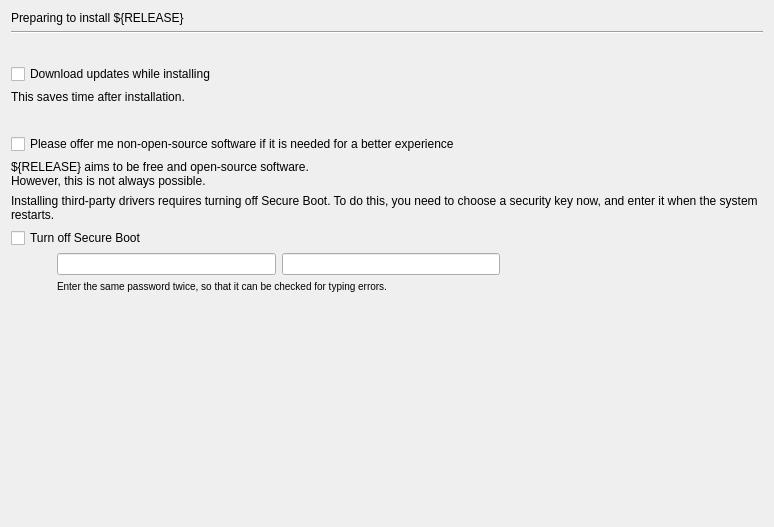
This is gui/qt/stepPrepare.ui in linuxmint/ubiquity as Qt 5 draws it before an edit. The edited form follows.
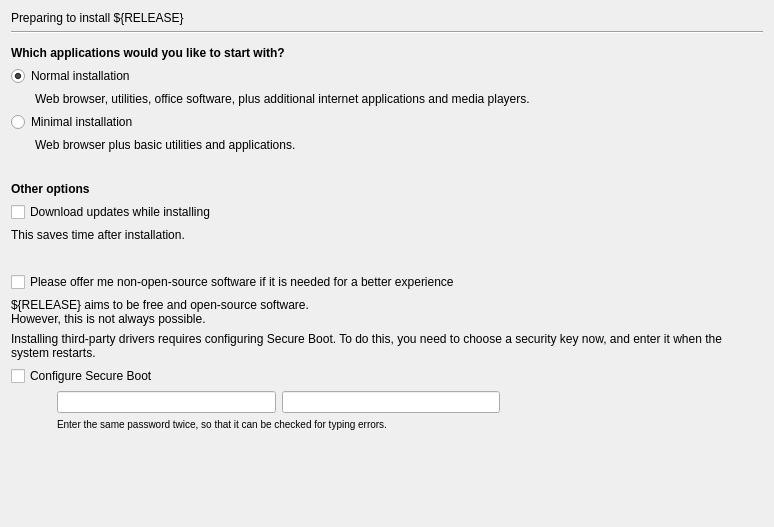
This is the edited form.

Patch:
```diff
--- a/gui/qt/stepPrepare.ui
+++ b/gui/qt/stepPrepare.ui
@@ -28,6 +28,75 @@
      </property>
     </widget>
    </item>
+   <item>
+    <spacer name="verticalSpacer_5">
+     <property name="orientation">
+      <enum>Qt::Vertical</enum>
+     </property>
+     <property name="sizeType">
+      <enum>QSizePolicy::Fixed</enum>
+     </property>
+     <property name="sizeHint" stdset="0">
+      <size>
+       <width>20</width>
+       <height>6</height>
+      </size>
+     </property>
+    </spacer>
+   </item>
+   <item>
+    <widget class="QLabel" name="qt_minimum_install_header">
+     <property name="font">
+      <font>
+       <weight>75</weight>
+       <bold>true</bold>
+      </font>
+     </property>
+     <property name="text">
+      <string>Which applications would you like to start with?</string>
+     </property>
+     <property name="wordWrap">
+      <bool>true</bool>
+     </property>
+    </widget>
+   </item>
+   <item>
+    <widget class="QRadioButton" name="prepare_normal_install">
+     <property name="text">
+      <string>Normal installation</string>
+     </property>
+     <property name="checked">
+      <bool>true</bool>
+     </property>
+    </widget>
+   </item>
+   <item>
+    <widget class="QLabel" name="qt_label_normal_install">
+     <property name="text">
+      <string>Web browser, utilities, office software, plus additional internet applications and media players.</string>
+     </property>
+     <property name="indent">
+      <number>24</number>
+     </property>
+    </widget>
+   </item>
+   <item>
+    <widget class="QRadioButton" name="prepare_minimal_install">
+     <property name="text">
+      <string>Minimal installation</string>
+     </property>
+    </widget>
+   </item>
+   <item>
+    <widget class="QLabel" name="qt_label_minimal_install">
+     <property name="text">
+      <string>Web browser plus basic utilities and applications.</string>
+     </property>
+     <property name="indent">
+      <number>24</number>
+     </property>
+    </widget>
+   </item>
    <item>
     <spacer name="verticalSpacer_4">
      <property name="orientation">
@@ -44,6 +113,22 @@
      </property>
     </spacer>
    </item>
+   <item>
+    <widget class="QLabel" name="install_other_options_header">
+     <property name="font">
+      <font>
+       <weight>75</weight>
+       <bold>true</bold>
+      </font>
+     </property>
+     <property name="text">
+      <string>Other options</string>
+     </property>
+     <property name="wordWrap">
+      <bool>true</bool>
+     </property>
+    </widget>
+   </item>
    <item>
     <widget class="QCheckBox" name="prepare_download_updates">
      <property name="text">
@@ -94,7 +179,7 @@
    <item>
     <widget class="QLabel" name="secureboot_label">
      <property name="text">
-      <string>Installing third-party drivers requires turning off Secure Boot. To do this, you need to choose a security key now, and enter it when the system restarts.</string>
+      <string>Installing third-party drivers requires configuring Secure Boot. To do this, you need to choose a security key now, and enter it when the system restarts.</string>
      </property>
      <property name="textFormat">
       <enum>Qt::AutoText</enum>
@@ -216,7 +301,7 @@
      <item row="0" column="0" colspan="2">
       <widget class="QCheckBox" name="disable_secureboot">
        <property name="text">
-        <string>Turn off Secure Boot</string>
+        <string>Configure Secure Boot</string>
        </property>
       </widget>
      </item>
```
